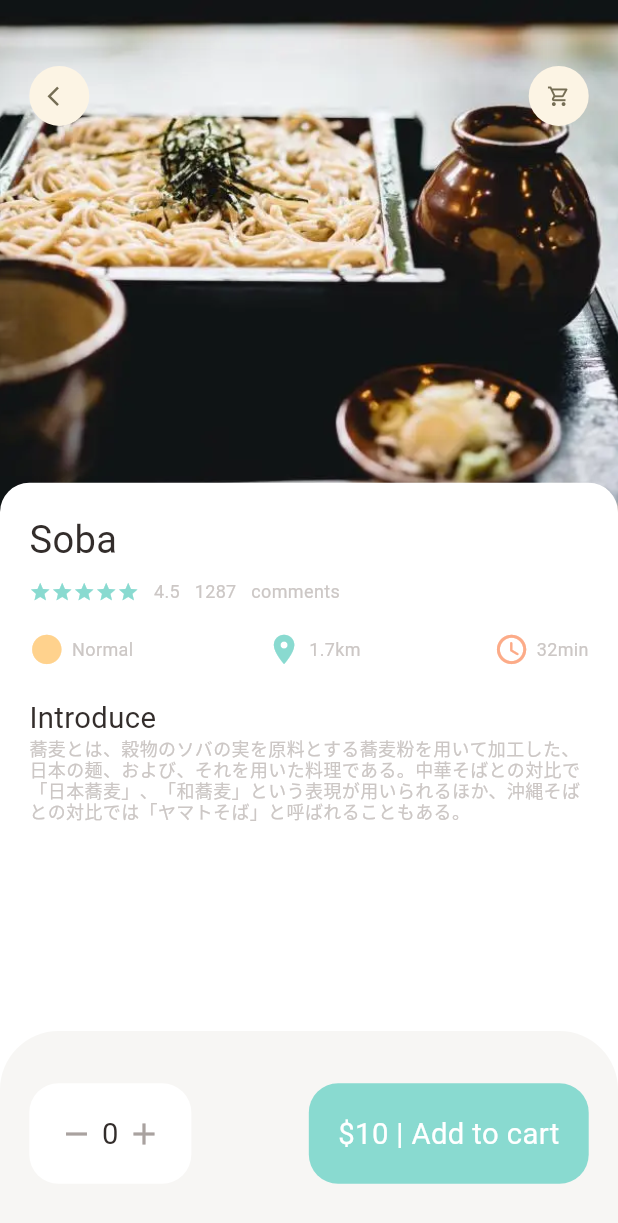
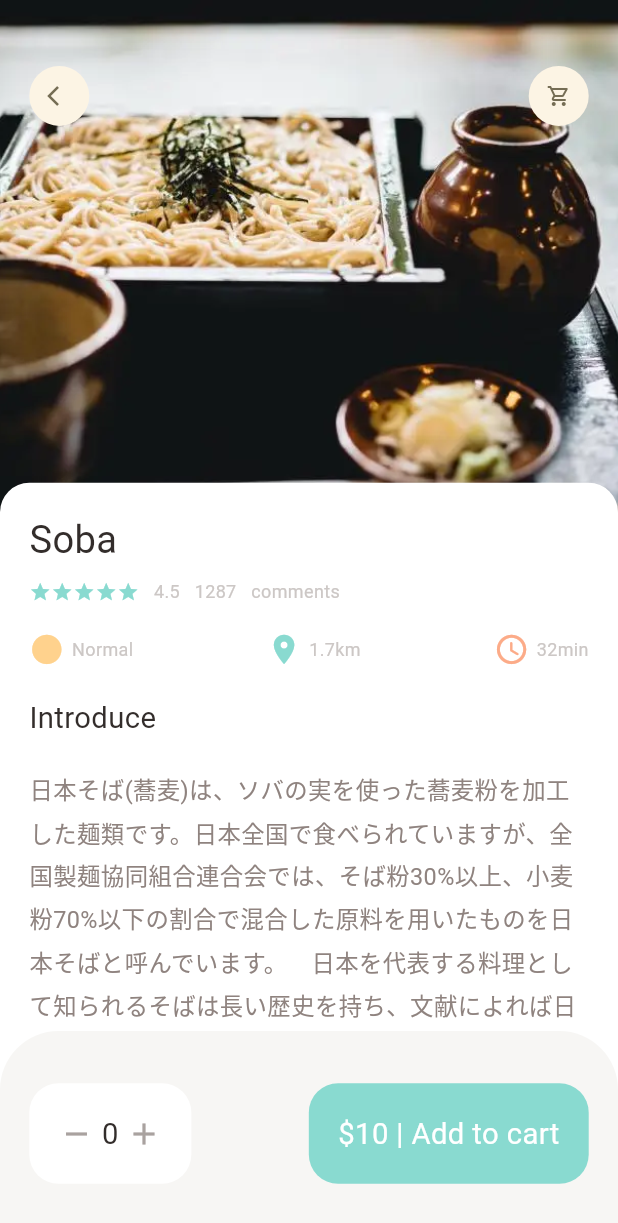
Before and after one commit to jmamedina/flutter, a Flutter app: the PopularFoodDetail screen opened directly, on a phone screen of 412 x 824 dp. Shown: the top 1223 px of the screen. Run offline on Flutter 3.47's test engine with Material 3 defaults, Android fonts, the phone set to English and light mode, and no system bars; our stand-ins replace dots_indicator, get; missing offline and left inert: dart:ffi; network calls fail.

```diff
--- /dev/null
+++ b/food_delivery/lib/data/controllers/popular_product_controller.dart
@@ -0,0 +1,26 @@
+import 'package:food_delivery/data/repository/popular_product_repo.dart';
+import 'package:food_delivery/models/products_model.dart';
+import 'package:get/get.dart';
+
+class PopularProductController extends GetxController {
+  final PopularProductRepo popularProductRepo;
+  PopularProductController({required this.popularProductRepo});
+  List<dynamic> _popularProductList = [];
+  List<dynamic> get popularProductList => _popularProductList;
+
+//check if it is already loaded
+  bool _isLoaded = false;
+  bool get isLoaded => _isLoaded;
+
+  Future<void> getPopularProductList() async {
+    Response response = await popularProductRepo.getPopularProductList();
+    if (response.statusCode == 200) {
+      _popularProductList = [];
+      _popularProductList.addAll(Product.fromJson(response.body).products);
+      _isLoaded = true;
+      update();
+    } else {
+      print("no products");
+    }
+  }
+}
--- /dev/null
+++ b/food_delivery/lib/data/controllers/recommended_product_controller.dart
@@ -0,0 +1,32 @@
+import 'package:food_delivery/data/repository/popular_product_repo.dart';
+import 'package:food_delivery/data/repository/recommended_product_repo.dart';
+import 'package:food_delivery/models/products_model.dart';
+import 'package:get/get.dart';
+
+class RecommendedProductController extends GetxController {
+  final RecommendedProductRepo recommendedProductRepo;
+  RecommendedProductController({required this.recommendedProductRepo});
+  List<dynamic> _recommendedProductList = [];
+  List<dynamic> get recommendedProductList => _recommendedProductList;
+
+//check if it is already loaded
+  bool _isLoaded = false;
+  bool get isLoaded => _isLoaded;
+
+  Future<void> getRecommendedProductList() async {
+    Response response =
+        await recommendedProductRepo.getRecommendedProductList();
+
+    if (response.statusCode == 200) {
+      print("get products recommended");
+      _recommendedProductList = [];
+      _recommendedProductList.addAll(Product.fromJson(response.body).products);
+      _isLoaded = true;
+      print(_recommendedProductList);
+
+      update();
+    } else {
+      print("no recommended products");
+    }
+  }
+}
--- /dev/null
+++ b/food_delivery/lib/data/repository/popular_product_repo.dart
@@ -0,0 +1,12 @@
+import 'package:food_delivery/data/api/api_client.dart';
+import 'package:food_delivery/utils/app_constants.dart';
+import 'package:get/get.dart';
+
+class PopularProductRepo extends GetxService {
+  PopularProductRepo({required this.apiClient});
+  final ApiClient apiClient;
+
+  Future<Response> getPopularProductList() async {
+    return await apiClient.getData(AppConstants.POPULAR_PRODUCT_URI);
+  }
+}
--- /dev/null
+++ b/food_delivery/lib/data/repository/recommended_product_repo.dart
@@ -0,0 +1,12 @@
+import 'package:food_delivery/data/api/api_client.dart';
+import 'package:food_delivery/utils/app_constants.dart';
+import 'package:get/get.dart';
+
+class RecommendedProductRepo extends GetxService {
+  RecommendedProductRepo({required this.apiClient});
+  final ApiClient apiClient;
+
+  Future<Response> getRecommendedProductList() async {
+    return await apiClient.getData(AppConstants.RECOMMENDED_PRODUCT_URI);
+  }
+}
--- a/food_delivery/lib/pages/food/popular_food_detail.dart
+++ b/food_delivery/lib/pages/food/popular_food_detail.dart
@@ -1,5 +1,7 @@
+import 'package:flutter/cupertino.dart';
 import 'package:flutter/material.dart';
 import 'package:flutter/widgets.dart';
+import 'package:food_delivery/pages/home/main_foodpage.dart';
 import 'package:food_delivery/utils/colors.dart';
 import 'package:food_delivery/utils/dimensions.dart';
 import 'package:food_delivery/widgets/app_column.dart';
@@ -8,6 +10,7 @@ import 'package:food_delivery/widgets/big_text.dart';
 import 'package:food_delivery/widgets/expandable_text_widget.dart';
 import 'package:food_delivery/widgets/small_text.dart';
 import 'package:food_delivery/widgets/icon_and_text_widget.dart';
+import 'package:get/get.dart';
 
 class PopularFoodDetail extends StatelessWidget {
   const PopularFoodDetail({super.key});
@@ -39,7 +42,13 @@ class PopularFoodDetail extends StatelessWidget {
             child: Row(
               mainAxisAlignment: MainAxisAlignment.spaceBetween,
               children: [
-                AppIcon(icon: Icons.arrow_back_ios),
+                GestureDetector(
+                    onTap: () {
+                      Get.to(
+                        () => MainFoodPage(),
+                      );
+                    },
+                    child: AppIcon(icon: Icons.arrow_back_ios)),
                 AppIcon(icon: Icons.shopping_cart_outlined)
               ],
             ),
@@ -67,9 +76,14 @@ class PopularFoodDetail extends StatelessWidget {
                   AppColumn(text: "Soba"),
                   SizedBox(height: Dimensions.height20),
                   BigText(text: "Introduce"),
-                  ExpandableTextWidget(
-                      text:
-                          "蕎麦とは、穀物のソバの実を原料とする蕎麦粉を用いて加工した、日本の麺、および、それを用いた料理である。中華そばとの対比で「日本蕎麦」、「和蕎麦」という表現が用いられるほか、沖縄そばとの対比では「ヤマトそば」と呼ばれることもある。")
+                  SizedBox(height: Dimensions.height20),
+                  Expanded(
+                    child: SingleChildScrollView(
+                      child: ExpandableTextWidget(
+                          text:
+                              "日本そば(蕎麦)は、ソバの実を使った蕎麦粉を加工した麺類です。日本全国で食べられていますが、全国製麺協同組合連合会では、そば粉30%以上、小麦粉70%以下の割合で混合した原料を用いたものを日本そばと呼んでいます。　日本を代表する料理として知られるそばは長い歴史を持ち、文献によれば日本への伝来は奈良時代以前といわれています。古くはそばがきやそば焼きなどの食べ方が主流で、江戸時代の頃からそば切りという現在のスタイルが確立されたようです。好みに合わせて色々な食べ方を楽しめるのが日本そばの魅力です。代表的なものが、一口ずつつゆにつけて食べる「もりそば」「ざるそば」と、丼に温かいつゆをたっぷりかける「かけそば」です。また、10月の新そばの季節にはとくに香り高いそばが味わえます。"),
+                    ),
+                  )
                 ],
               ),
             ),
--- /dev/null
+++ b/food_delivery/lib/routes/route_helper.dart
@@ -0,0 +1,3 @@
+class RouteHelper {
+  static const String initial = "/";
+}
--- a/food_delivery/lib/utils/dimensions.dart
+++ b/food_delivery/lib/utils/dimensions.dart
@@ -23,6 +23,7 @@ class Dimensions {
   static double width45 = screenHeight / 18.76;
 
   //fontsize
+  static double font16 = screenHeight / 52.75;
   static double font20 = screenHeight / 42.2;
   static double font26 = screenHeight / 32.46;
 
--- a/food_delivery/lib/widgets/app_icon.dart
+++ b/food_delivery/lib/widgets/app_icon.dart
@@ -7,11 +7,13 @@ class AppIcon extends StatelessWidget {
       required this.icon,
       this.backgroundColor = const Color(0xFFfcf4e4),
       this.iconColor = const Color(0xFF756d54),
-      this.size = 40});
+      this.size = 40,
+      this.iconSize = 16});
   final IconData icon;
   final Color backgroundColor;
   final Color iconColor;
   final double size;
+  final double iconSize;
 
   @override
   Widget build(BuildContext context) {
@@ -24,7 +26,7 @@ class AppIcon extends StatelessWidget {
       child: Icon(
         icon,
         color: iconColor,
-        size: Dimensions.iconSize16,
+        size: iconSize,
       ),
     );
   }
--- a/food_delivery/lib/widgets/expandable_text_widget.dart
+++ b/food_delivery/lib/widgets/expandable_text_widget.dart
@@ -36,16 +36,27 @@ class _ExpandableTextWidgetState extends State<ExpandableTextWidget> {
   Widget build(BuildContext context) {
     return Container(
         child: secondHalf.isEmpty
-            ? SmallText(text: firstHalf)
+            ? SmallText(
+                height: 1.8,
+                color: AppColors.paraColor,
+                text: firstHalf,
+                size: Dimensions.font16,
+              )
             : Column(
                 children: [
                   SmallText(
-                    text: hiddenText
-                        ? (firstHalf + "...")
-                        : (firstHalf + secondHalf),
-                  ),
+                      height: 1.8,
+                      color: AppColors.paraColor,
+                      text: hiddenText
+                          ? (firstHalf + "...")
+                          : (firstHalf + secondHalf),
+                      size: Dimensions.font16),
                   InkWell(
-                      onTap: () {},
+                      onTap: () {
+                        setState(() {
+                          hiddenText = !hiddenText;
+                        });
+                      },
                       child: Row(
                         children: [
                           SmallText(
@@ -53,7 +64,9 @@ class _ExpandableTextWidgetState extends State<ExpandableTextWidget> {
                             color: AppColors.mainColor,
                           ),
                           Icon(
-                            Icons.arrow_drop_down,
+                            hiddenText
+                                ? Icons.arrow_drop_down
+                                : Icons.arrow_drop_up,
                             color: AppColors.mainColor,
                           )
                         ],
```
Also changed, not shown: food_delivery/lib/data/api/api_client.dart (added, +33 -0 lines), food_delivery/lib/helper/dependencies.dart (added, +48 -0 lines), food_delivery/lib/main.dart (+14 -6 lines), food_delivery/lib/models/products_model.dart (added, +69 -0 lines), food_delivery/lib/pages/food/recommended_food_detail.dart (added, +150 -0 lines), food_delivery/lib/pages/home/food_page_body.dart (+83 -36 lines), food_delivery/lib/utils/app_constants.dart (added, +10 -0 lines).
